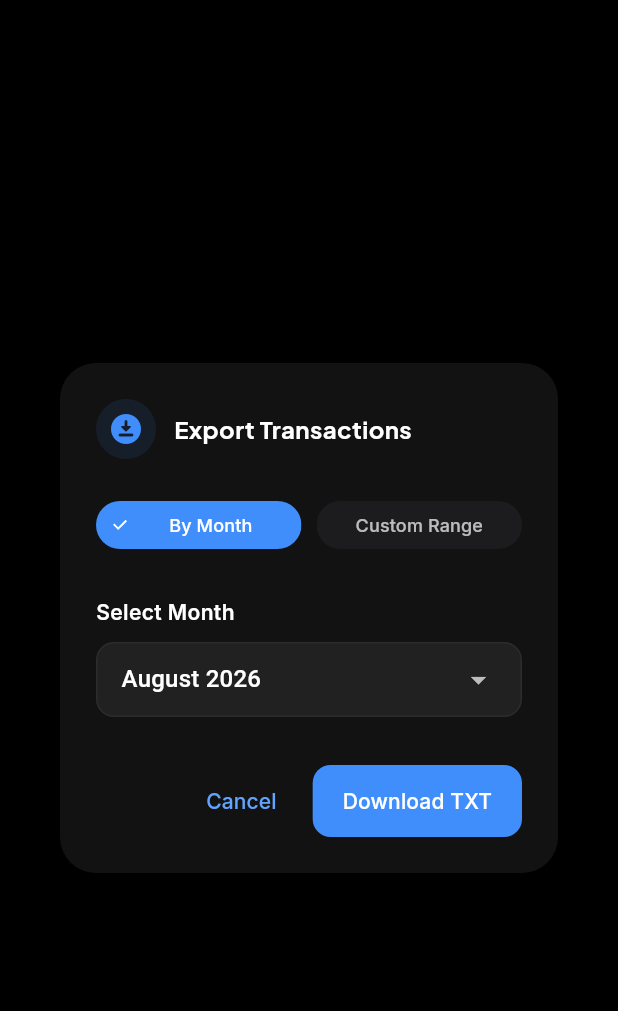
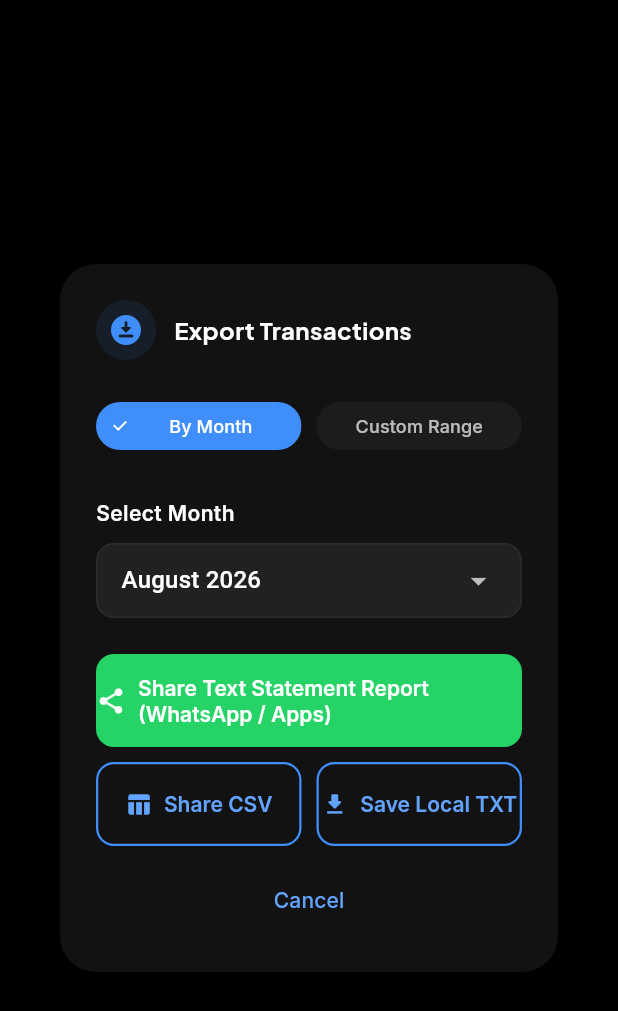
Before and after one commit to Aryan555612/YourCA, a Flutter app: the _ExportDialog widget shown alone on an empty page, opened directly, on a phone screen of 412 x 824 dp. Shown: the top 1011 px of the screen. Run offline on Flutter 3.47's test engine with Material 3 defaults, Android fonts, the phone set to English and light mode, and no system bars; our stand-ins replace cloud_firestore, csv, file_picker, firebase_auth, firebase_core, fl_chart and 9 more; missing offline and left inert: another_telephony; accounts and stored records are empty.

Commit message:
Fix file sharing to WhatsApp using share_plus package for statements, receipts and IPOs

```diff
--- a/lib/features/ipo/screens/ipo_detail_screen.dart
+++ b/lib/features/ipo/screens/ipo_detail_screen.dart
@@ -7,6 +7,7 @@ import '../models/ipo_model.dart';
 import '../providers/ipo_provider.dart';
 import '../widgets/ipo_profit_calculator.dart';
 import '../widgets/allotment_checker_dialog.dart';
+import 'package:share_plus/share_plus.dart';
 
 class IpoDetailScreen extends ConsumerWidget {
   final String ipoId;
@@ -34,6 +35,21 @@ class IpoDetailScreen extends ConsumerWidget {
         elevation: 0,
         title: Text(ipo.symbol, style: AppTextStyles.headlineSmall),
         actions: [
+          IconButton(
+            tooltip: 'Share IPO to WhatsApp',
+            icon: const Icon(Icons.share_rounded, color: AppColors.primary),
+            onPressed: () {
+              final text = '🚀 *Indian Stock Market IPO Update*\n\n'
+                  '📌 *${ipo.name}* (${ipo.symbol})\n'
+                  '💰 Price Band: \u20B9${ipo.priceBandMin.toStringAsFixed(0)} - \u20B9${ipo.priceBandMax.toStringAsFixed(0)}\n'
+                  '🔥 Live GMP: +\u20B9${ipo.gmpAmount.toStringAsFixed(0)} (+${ipo.gmpPercent.toStringAsFixed(1)}%)\n'
+                  '📊 Expected Listing: \u20B9${ipo.estimatedListingPrice.toStringAsFixed(0)}\n'
+                  '🏛 Registrar: ${ipo.registrarName}\n'
+                  '📅 Allotment Date: ${_formatDate(ipo.allotmentDate)}\n\n'
+                  'Check Allotment & Track IPOs on *YourCA App*! 📊';
+              Share.share(text, subject: '${ipo.name} IPO Details');
+            },
+          ),
           IconButton(
             icon: Icon(
               ipo.isBookmarked ? Icons.bookmark_rounded : Icons.bookmark_border_rounded,
--- a/lib/features/transactions/transaction_detail_screen.dart
+++ b/lib/features/transactions/transaction_detail_screen.dart
@@ -11,6 +11,9 @@ import '../../shared/models/models.dart';
 import '../../shared/repositories/transaction_repository.dart';
 import '../../shared/repositories/user_repository.dart';
 import '../../features/auth/auth_provider.dart';
+
+import 'package:intl/intl.dart';
+import 'package:share_plus/share_plus.dart';
 
 final _txDetailProvider =
     FutureProvider.autoDispose.family<Transaction?, String>((ref, txId) async {
@@ -35,7 +38,23 @@ class TransactionDetailScreen extends ConsumerWidget {
         actions: [
           txAsync.whenOrNull(
             data: (tx) => tx != null
-                ? PopupMenuButton<String>(
+                ? Row(
+                    children: [
+                      IconButton(
+                        tooltip: 'Share Receipt',
+                        icon: const Icon(Icons.share_rounded),
+                        onPressed: () {
+                          final text = '💳 *YourCA Transaction Details*\n'
+                              'Merchant: ${tx.merchant}\n'
+                              'Amount: ${tx.type == TransactionType.credit ? "+" : "-"}\u20B9${tx.amount.toStringAsFixed(2)}\n'
+                              'Category: ${tx.category}\n'
+                              'Date: ${DateFormat("dd MMM yyyy, hh:mm a").format(tx.date)}\n'
+                              'Ref: ${tx.bankReference ?? "N/A"}\n'
+                              'Note: ${tx.note ?? "N/A"}';
+                          Share.share(text, subject: 'YourCA Transaction Receipt');
+                        },
+                      ),
+                      PopupMenuButton<String>(
                     color: AppColors.surface,
                     onSelected: (val) async {
                       if (val == 'edit') {
@@ -71,7 +90,9 @@ class TransactionDetailScreen extends ConsumerWidget {
                       ),
                     ],
                     icon: const Icon(Icons.more_vert_rounded),
-                  )
+                  ),
+                ],
+              )
                 : null,
           ) ??
               const SizedBox.shrink(),
--- a/lib/features/transactions/transaction_list_screen.dart
+++ b/lib/features/transactions/transaction_list_screen.dart
@@ -14,6 +14,7 @@ import 'dart:io';
 import 'package:csv/csv.dart';
 import 'package:path_provider/path_provider.dart';
 import 'package:intl/intl.dart';
+import 'package:share_plus/share_plus.dart';
 
 // â”€â”€ Providers â”€â”€â”€â”€â”€â”€â”€â”€â”€â”€â”€â”€â”€â”€â”€â”€â”€â”€â”€â”€â”€â”€â”€â”€â”€â”€â”€â”€â”€â”€â”€â”€â”€â”€â”€â”€â”€â”€â”€â”€â”€â”€â”€â”€â”€â”€â”€â”€â”€â”€â”€â”€â”€â”€â”€â”€â”€â”€â”€â”€â”€â”€â”€â”€
 
@@ -619,7 +620,7 @@ class _ExportDialogState extends ConsumerState<_ExportDialog> {
     }
   }
 
-  Future<void> _export() async {
+  Future<void> _export({bool isCsv = false, bool shareFile = true}) async {
     final userId = ref.read(currentUserIdProvider);
     if (userId == null) return;
 
@@ -653,6 +654,39 @@ class _ExportDialogState extends ConsumerState<_ExportDialog> {
         return;
       }
 
+      Directory? directory;
+      if (Platform.isAndroid) {
+        directory = await getDownloadsDirectory();
+      }
+      directory ??= await getApplicationDocumentsDirectory();
+
+      final dateStr = _isByMonth
+          ? DateFormat('yyyy_MM').format(_selectedMonth)
+          : '${DateFormat('yyyy-MM-dd').format(start)}_to_${DateFormat('yyyy-MM-dd').format(end)}';
+
+      late File file;
+      if (isCsv) {
+        // Generate CSV File
+        final List<List<dynamic>> rows = [
+          ['Date', 'Merchant', 'Type', 'Amount (INR)', 'Category', 'Bank Reference', 'Note'],
+        ];
+
+        for (final tx in txs) {
+          rows.add([
+            DateFormat('yyyy-MM-dd HH:mm:ss').format(tx.date),
+            tx.merchant,
+            tx.type == TransactionType.credit ? 'CREDIT' : 'DEBIT',
+            tx.amount,
+            tx.category,
+            tx.bankReference ?? '',
+            tx.note ?? '',
+          ]);
+        }
+
+        final csvData = const ListToCsvConverter().convert(rows);
+        file = File('${directory.path}/YourCA_Statement_$dateStr.csv');
+        await file.writeAsString(csvData);
+      } else {
         // Generate Text Report
         final buffer = StringBuffer();
         buffer.writeln('==================================================');
@@ -676,30 +710,29 @@ class _ExportDialogState extends ConsumerState<_ExportDialog> {
           index++;
         }
 
-      final textData = buffer.toString();
-
-      // Save file to Downloads folder
-      Directory? directory;
-      if (Platform.isAndroid) {
-        directory = await getDownloadsDirectory();
+        file = File('${directory.path}/YourCA_Report_$dateStr.txt');
+        await file.writeAsString(buffer.toString());
       }
-      directory ??= await getApplicationDocumentsDirectory();
-
-      final dateStr = _isByMonth
-          ? DateFormat('yyyy_MM').format(_selectedMonth)
-          : '${DateFormat('yyyy-MM-dd').format(start)}_to_${DateFormat('yyyy-MM-dd').format(end)}';
-      final filename = 'YourCA_export_$dateStr.txt';
-      final file = File('${directory.path}/$filename');
-      await file.writeAsString(textData);
 
       if (mounted) {
         Navigator.of(context).pop();
+      }
+
+      if (shareFile) {
+        await Share.shareXFiles(
+          [XFile(file.path)],
+          text: 'Here is your YourCA Transaction Statement report ($dateStr).',
+          subject: 'YourCA Financial Report',
+        );
+      } else {
+        if (mounted) {
           ScaffoldMessenger.of(context).showSnackBar(
             SnackBar(
-            content: Text('✔ Saved Text report to phone storage: $filename'),
+              content: Text('✔ Saved report to phone storage: ${file.path.split('/').last}'),
               backgroundColor: AppColors.primary,
             ),
           );
+        }
       }
     } catch (e) {
       if (mounted) {
@@ -860,34 +893,62 @@ class _ExportDialogState extends ConsumerState<_ExportDialog> {
                 ],
               ),
             ],
-            const SizedBox(height: 32),
+            const SizedBox(height: 24),
 
-            Row(
-              mainAxisAlignment: MainAxisAlignment.end,
+            if (_isLoading)
+              const Center(
+                child: Padding(
+                  padding: EdgeInsets.all(16),
+                  child: CircularProgressIndicator(),
+                ),
+              )
+            else
+              Column(
+                crossAxisAlignment: CrossAxisAlignment.stretch,
                 children: [
-                TextButton(
-                  onPressed: _isLoading ? null : () => Navigator.of(context).pop(),
-                  child: const Text('Cancel'),
-                ),
-                const SizedBox(width: 12),
-                ElevatedButton(
-                  onPressed: _isLoading ? null : _export,
+                  ElevatedButton.icon(
+                    onPressed: () => _export(isCsv: false, shareFile: true),
+                    icon: const Icon(Icons.share_rounded, color: Colors.white, size: 20),
+                    label: const Text('Share Text Statement Report (WhatsApp / Apps)'),
                     style: ElevatedButton.styleFrom(
-                    backgroundColor: AppColors.primary,
-                    minimumSize: const Size(120, 48), // Explicitly override the global theme's double.infinity width
-                    padding: const EdgeInsets.symmetric(horizontal: 20, vertical: 12),
+                      backgroundColor: const Color(0xFF25D366), // WhatsApp Green
+                      foregroundColor: Colors.white,
+                      padding: const EdgeInsets.symmetric(vertical: 14),
                       shape: RoundedRectangleBorder(borderRadius: BorderRadius.circular(12)),
                     ),
-                  child: _isLoading
-                      ? const SizedBox(
-                          width: 20,
-                          height: 20,
-                          child: CircularProgressIndicator(color: Colors.white, strokeWidth: 2),
-                        )
-                      : Text(
-                          'Download TXT',
-                          style: AppTextStyles.labelLarge.copyWith(color: Colors.white),
                   ),
+                  const SizedBox(height: 10),
+                  Row(
+                    children: [
+                      Expanded(
+                        child: OutlinedButton.icon(
+                          onPressed: () => _export(isCsv: true, shareFile: true),
+                          icon: const Icon(Icons.table_chart_rounded, size: 18),
+                          label: const Text('Share CSV'),
+                          style: OutlinedButton.styleFrom(
+                            padding: const EdgeInsets.symmetric(vertical: 12),
+                            shape: RoundedRectangleBorder(borderRadius: BorderRadius.circular(12)),
+                          ),
+                        ),
+                      ),
+                      const SizedBox(width: 10),
+                      Expanded(
+                        child: OutlinedButton.icon(
+                          onPressed: () => _export(isCsv: false, shareFile: false),
+                          icon: const Icon(Icons.download_rounded, size: 18),
+                          label: const Text('Save Local TXT'),
+                          style: OutlinedButton.styleFrom(
+                            padding: const EdgeInsets.symmetric(vertical: 12),
+                            shape: RoundedRectangleBorder(borderRadius: BorderRadius.circular(12)),
+                          ),
+                        ),
+                      ),
+                    ],
+                  ),
+                  const SizedBox(height: 12),
+                  TextButton(
+                    onPressed: () => Navigator.of(context).pop(),
+                    child: const Text('Cancel'),
                   ),
                 ],
               ),
--- a/pubspec.yaml
+++ b/pubspec.yaml
@@ -51,6 +51,7 @@ dependencies:
   # Platform detection
   universal_io: ^2.2.2
   url_launcher: ^6.3.0
+  share_plus: ^10.0.0
 
   cupertino_icons: ^1.0.8
   http: ^1.2.2
```
Also changed, not shown: 2 other files. Lines whose indentation alone changed are shown as unchanged.
